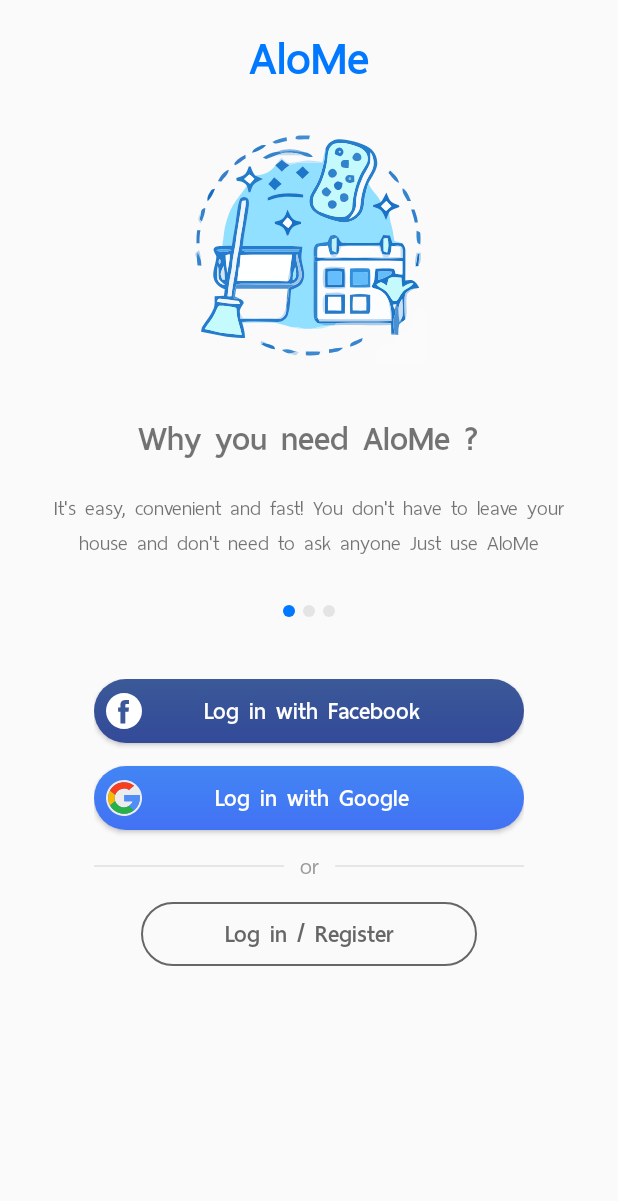
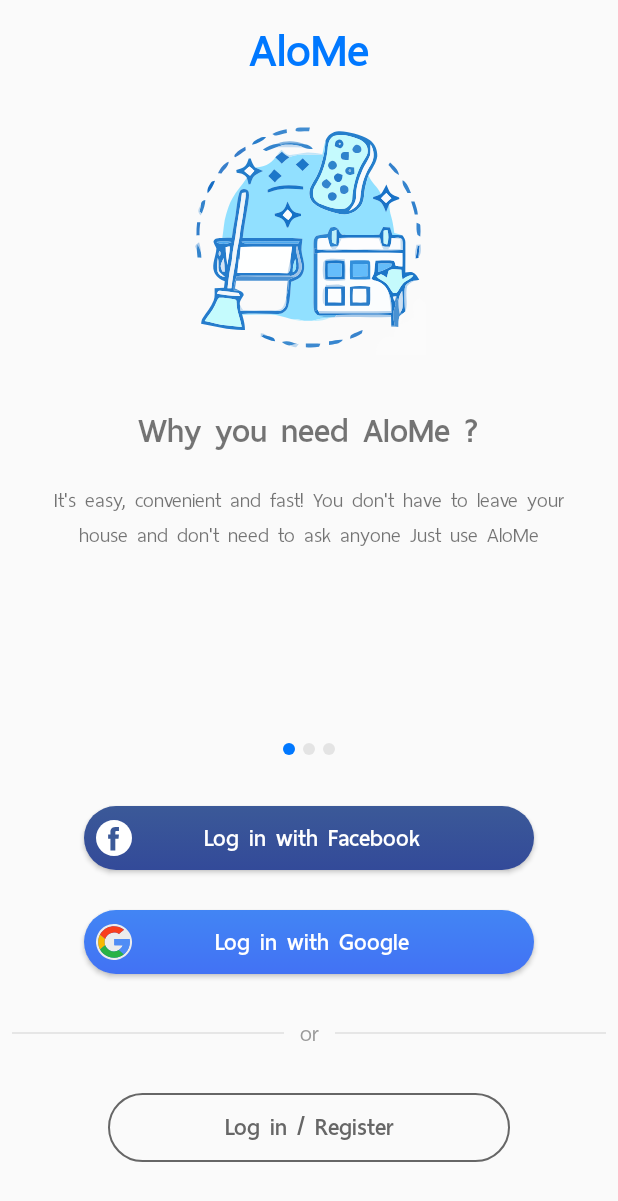
Before and after one commit to chile0101/AloMeApp, an Android app: the screen it shows after launch (LandingActivity), on a phone screen of 412 x 824 dp. Shown: the top 1201 px of the screen. Run offline under Robolectric (Android 15) with nearby library versions, the phone set to English and light mode, and no system bars; our stand-ins replace sdp/ssp sizes.

Commit message:
fix landing layout

```diff
--- a/app/src/main/res/layout/activity_landing.xml
+++ b/app/src/main/res/layout/activity_landing.xml
@@ -1,9 +1,9 @@
 <?xml version="1.0" encoding="utf-8"?>
-<RelativeLayout
-    xmlns:android="http://schemas.android.com/apk/res/android"
+<android.support.constraint.ConstraintLayout xmlns:android="http://schemas.android.com/apk/res/android"
+    xmlns:app="http://schemas.android.com/apk/res-auto"
     xmlns:tools="http://schemas.android.com/tools"
+    android:layout_width="match_parent"
     android:layout_height="match_parent"
-    android:layout_width="match_parent"
     tools:context=".activity.LandingActivity">
 
     <TextView
@@ -11,78 +11,129 @@
         android:layout_width="wrap_content"
         android:layout_height="wrap_content"
         android:layout_centerHorizontal="true"
+        android:layout_marginStart="8dp"
+        android:layout_marginTop="8dp"
+        android:layout_marginEnd="8dp"
+        android:fontFamily="@font/thaisansneue_bold"
+        android:text="AloMe"
         android:textColor="@color/colorPrimary"
-        android:text="AloMe"
         android:textSize="@dimen/_30ssp"
-        android:fontFamily="@font/thaisansneue_bold"
-        android:layout_marginTop="@dimen/_10sdp"/>
+        app:layout_constraintEnd_toEndOf="parent"
+        app:layout_constraintStart_toStartOf="parent"
+        app:layout_constraintTop_toTopOf="parent" />
 
     <android.support.v4.view.ViewPager
         android:id="@+id/viewPager"
         android:layout_width="match_parent"
-        android:layout_height="@dimen/_260sdp"
-        android:layout_below="@+id/txtAppName" />
+        android:layout_height="0dp"
+        android:layout_below="@+id/txtAppName"
+        app:layout_constraintEnd_toEndOf="parent"
+        app:layout_constraintHeight_percent="0.5"
+        app:layout_constraintHorizontal_bias="1.0"
+        app:layout_constraintStart_toStartOf="parent"
+        app:layout_constraintTop_toBottomOf="@+id/txtAppName" />
 
     <LinearLayout
+        android:id="@+id/dotsLayout"
         android:layout_width="match_parent"
-        android:layout_height="wrap_content"
+        android:layout_height="8dp"
         android:layout_below="@+id/viewPager"
         android:layout_centerHorizontal="true"
+        android:layout_marginTop="32dp"
+        android:gravity="center"
         android:orientation="horizontal"
-        android:gravity="center"
-        android:id="@+id/dotsLayout"/>
+        app:layout_constraintBottom_toTopOf="@+id/linearLayout"
+        app:layout_constraintEnd_toEndOf="parent"
+        app:layout_constraintHorizontal_bias="0.5"
+        app:layout_constraintStart_toStartOf="parent"
+        app:layout_constraintTop_toBottomOf="@+id/viewPager" />
 
-    <LinearLayout
+    <android.support.constraint.ConstraintLayout
+        android:id="@+id/linearLayout"
+        android:layout_width="match_parent"
+        android:layout_height="0dp"
         android:layout_below="@+id/dotsLayout"
-        android:layout_marginLeft="@dimen/_48sdp"
-        android:layout_marginRight="@dimen/_48sdp"
-        android:layout_marginTop="@dimen/_32sdp"
+        android:layout_marginStart="8dp"
+        android:layout_marginEnd="8dp"
         android:gravity="center_horizontal"
         android:orientation="vertical"
-        android:layout_width="match_parent"
-        android:layout_height="wrap_content">
+        app:layout_constraintBottom_toBottomOf="parent"
+        app:layout_constraintEnd_toEndOf="parent"
+        app:layout_constraintHeight_percent="0.4"
+        app:layout_constraintHorizontal_bias="0.0"
+        app:layout_constraintStart_toStartOf="parent"
+        app:layout_constraintTop_toBottomOf="@+id/dotsLayout">
 
         <Button
             android:id="@+id/btnFacebookSignIn"
+            style="@style/FacebookButtonStyle"
+            android:layout_marginStart="48dp"
+            android:layout_marginTop="8dp"
+            android:layout_marginEnd="48dp"
             android:text="@string/landing_page_facebook_login"
-            style="@style/FacebookButtonStyle"/>
+            app:layout_constraintBottom_toTopOf="@+id/btnGoogleSignIn"
+            app:layout_constraintEnd_toEndOf="parent"
+            app:layout_constraintHorizontal_bias="0.5"
+            app:layout_constraintStart_toStartOf="parent"
+            app:layout_constraintTop_toTopOf="parent" />
+
         <Button
             android:id="@+id/btnGoogleSignIn"
-            android:layout_marginTop="@dimen/_12sdp"
+            style="@style/GoogleButtonStyle"
+            android:layout_marginStart="48dp"
+            android:layout_marginEnd="48dp"
             android:text="@string/landing_page_google_login"
-            style="@style/GoogleButtonStyle"/>
+            app:layout_constraintBottom_toTopOf="@+id/linearLayout2"
+            app:layout_constraintEnd_toEndOf="parent"
+            app:layout_constraintHorizontal_bias="0.5"
+            app:layout_constraintStart_toStartOf="parent"
+            app:layout_constraintTop_toBottomOf="@+id/btnFacebookSignIn" />
+
         <LinearLayout
+            android:id="@+id/linearLayout2"
+            android:layout_width="match_parent"
+            android:layout_height="wrap_content"
             android:gravity="center_vertical"
             android:orientation="horizontal"
-            android:layout_width="match_parent"
-            android:layout_height="wrap_content"
-            android:layout_marginTop="@dimen/_8sdp">
+            app:layout_constraintBottom_toTopOf="@+id/btnSignInSignUp"
+            app:layout_constraintTop_toBottomOf="@+id/btnGoogleSignIn"
+            tools:layout_editor_absoluteX="0dp">
+
             <View
-                android:background="@drawable/available_date_time_recycler_view_divider"
                 android:layout_width="match_parent"
                 android:layout_height="@dimen/_1sdp"
-                android:layout_weight="1"/>
+                android:layout_weight="1"
+                android:background="@drawable/available_date_time_recycler_view_divider" />
+
             <TextView
-                android:textSize="@dimen/text_size_20"
-                android:textColor="@color/gray_color"
                 android:layout_width="wrap_content"
                 android:layout_height="wrap_content"
                 android:layout_marginLeft="@dimen/_8sdp"
                 android:layout_marginRight="@dimen/_8sdp"
+                android:fontFamily="@font/thaisansneue_regular"
                 android:text="@string/landing_page_or_text"
-                android:fontFamily="@font/thaisansneue_regular"/>
+                android:textColor="@color/gray_color"
+                android:textSize="@dimen/text_size_20" />
+
             <View
-                android:background="@drawable/available_date_time_recycler_view_divider"
                 android:layout_width="match_parent"
                 android:layout_height="@dimen/_1sdp"
-                android:layout_weight="1"/>
+                android:layout_weight="1"
+                android:background="@drawable/available_date_time_recycler_view_divider" />
         </LinearLayout>
+
         <Button
             android:id="@+id/btnSignInSignUp"
-            android:layout_marginLeft="@dimen/_24sdp"
-            android:layout_marginTop="@dimen/_8sdp"
-            android:layout_marginRight="@dimen/_24sdp"
+            style="@style/SignInSignUpButtonStyle"
+            android:layout_height="46dp"
+            android:layout_marginStart="64dp"
+            android:layout_marginEnd="64dp"
+            android:layout_marginBottom="32dp"
             android:text="@string/landing_page_login_register_btn"
-            style="@style/SignInSignUpButtonStyle"/>
-    </LinearLayout>
-</RelativeLayout>
+            app:layout_constraintBottom_toBottomOf="parent"
+            app:layout_constraintEnd_toEndOf="parent"
+            app:layout_constraintHorizontal_bias="0.5"
+            app:layout_constraintStart_toStartOf="parent"
+            app:layout_constraintTop_toBottomOf="@+id/linearLayout2" />
+    </android.support.constraint.ConstraintLayout>
+</android.support.constraint.ConstraintLayout>
```
